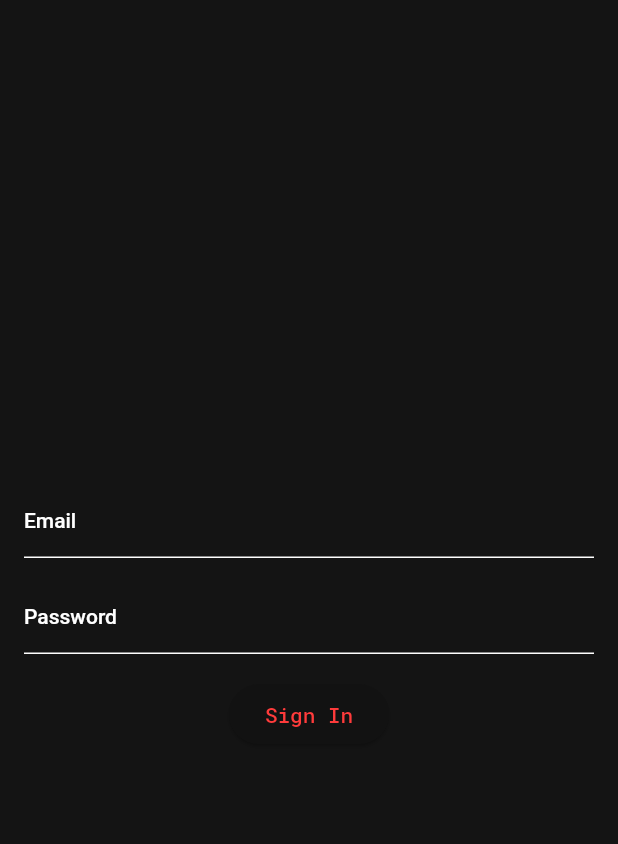
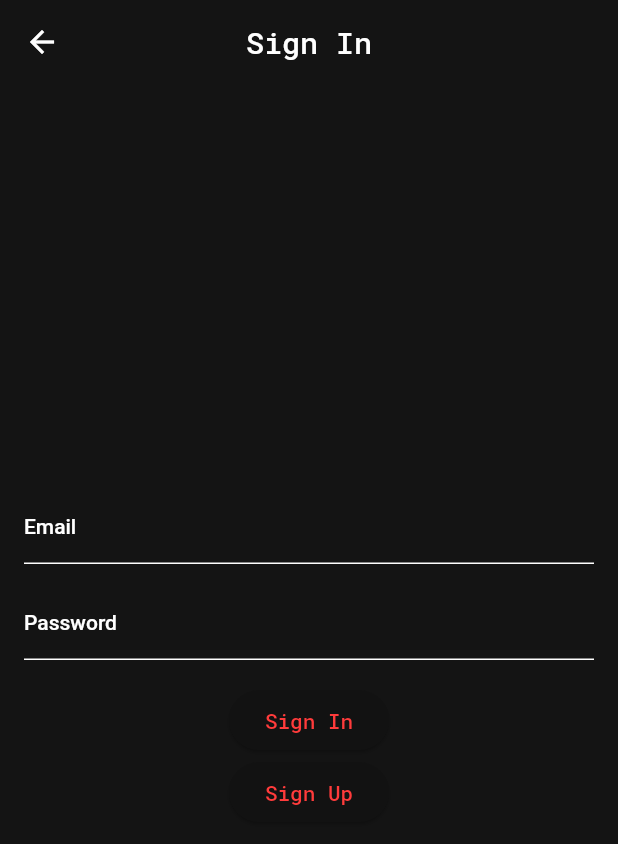
Before and after one commit to Anechaev06/LaunchOff, a Flutter app: the SignInScreen screen opened directly, on a phone screen of 412 x 824 dp. Shown: the top 844 px of the screen. Run offline on Flutter 3.47's test engine with Material 2 defaults, Android fonts, the phone set to English and light mode, and no system bars; our stand-ins replace firebase_auth, firebase_core, flutter_bloc, get_it, google_fonts; accounts and stored records are empty.

Commit message:
sign up and code refactoring

```diff
--- a/lib/src/app.dart
+++ b/lib/src/app.dart
@@ -1,6 +1,5 @@
 import 'package:flutter/material.dart';
 import 'package:launchoff/src/core/core.dart';
-import 'package:launchoff/src/features/navigation/navigation.dart';
 
 class App extends StatelessWidget {
   const App({super.key});
@@ -11,8 +10,8 @@ class App extends StatelessWidget {
       debugShowCheckedModeBanner: false,
       initialRoute: '/',
       onGenerateRoute: AppRoutes.onGenerateRoute,
+      routes: AppRoutes.routes,
       theme: AppTheme.theme,
-      home: const NavigationScreen(),
     );
   }
 }
--- a/lib/src/core/routes/app_routes.dart
+++ b/lib/src/core/routes/app_routes.dart
@@ -6,7 +6,7 @@ class AppRoutes {
   static final Map<String, WidgetBuilder> routes = {
     '/': (_) => const NavigationScreen(),
     '/signIn': (_) => SignInScreen(),
-    '/signUp': (_) => const SignUpScreen(),
+    '/signUp': (_) => SignUpScreen(),
     '/profile': (_) => const ProfileScreen(),
   };
 
--- a/lib/src/core/themes/app_theme.dart
+++ b/lib/src/core/themes/app_theme.dart
@@ -10,8 +10,11 @@ class AppTheme {
       primary: AppColors.primaryColor,
       background: AppColors.bgColor,
     ),
-    textTheme: GoogleFonts.robotoMonoTextTheme()
-        .copyWith(bodyLarge: const TextStyle(color: Colors.grey)),
+    textTheme: GoogleFonts.robotoMonoTextTheme().copyWith(
+      bodyLarge: const TextStyle(color: Colors.white),
+      bodyMedium: const TextStyle(color: Colors.white),
+      bodySmall: const TextStyle(color: Colors.white),
+    ),
     appBarTheme: appBarTheme,
     bottomNavigationBarTheme: bottomNavigationBarThemeData,
   );
--- a/lib/src/features/auth/domain/entities/user_entity.dart
+++ b/lib/src/features/auth/domain/entities/user_entity.dart
@@ -1,6 +1,7 @@
 class UserEntity {
   final String id;
   final String email;
+  final String name;
 
-  UserEntity({required this.id, required this.email});
+  UserEntity({required this.id, required this.email, this.name = ''});
 }
--- a/lib/src/features/auth/domain/repository/auth_repository.dart
+++ b/lib/src/features/auth/domain/repository/auth_repository.dart
@@ -2,6 +2,7 @@ import 'package:launchoff/src/features/auth/auth.dart';
 
 abstract class AuthRepository {
   Future<UserEntity> signIn(String email, String password);
-  Future<bool> isAuthenticated();
   Future<void> signOut();
+  Future<UserEntity?> getCurrentUser();
+  Future<UserEntity> signUp(String email, String password, String name);
 }
--- a/lib/src/features/auth/presentation/bloc/auth_event.dart
+++ b/lib/src/features/auth/presentation/bloc/auth_event.dart
@@ -3,8 +3,16 @@ abstract class AuthEvent {}
 class SignInEvent extends AuthEvent {
   final String email;
   final String password;
-
   SignInEvent(this.email, this.password);
 }
 
 class SignOutEvent extends AuthEvent {}
+
+class LoadUserEvent extends AuthEvent {}
+
+class SignUpEvent extends AuthEvent {
+  final String email;
+  final String password;
+  final String name;
+  SignUpEvent(this.email, this.password, this.name);
+}
--- a/lib/src/features/auth/presentation/bloc/auth_state.dart
+++ b/lib/src/features/auth/presentation/bloc/auth_state.dart
@@ -1,16 +1,15 @@
+import '../../auth.dart';
+
 abstract class AuthState {}
 
 class Unauthenticated extends AuthState {}
 
 class Authenticated extends AuthState {
-  final String id;
-  final String email;
-
-  Authenticated(this.id, this.email);
+  final UserEntity user;
+  Authenticated(this.user);
 }
 
 class AuthenticationError extends AuthState {
   final String error;
-
   AuthenticationError(this.error);
 }
--- a/lib/src/features/auth/presentation/screens/auth_screen.dart
+++ b/lib/src/features/auth/presentation/screens/auth_screen.dart
@@ -9,7 +9,10 @@ class AuthScreen extends StatelessWidget {
   Widget build(BuildContext context) {
     return BlocBuilder<AuthBloc, AuthState>(
       builder: (context, state) {
-        return state is Authenticated ? const ProfileScreen() : SignInScreen();
+        if (state is Authenticated) {
+          return const ProfileScreen();
+        }
+        return SignInScreen();
       },
     );
   }
--- a/lib/src/features/auth/presentation/screens/sign_in_screen.dart
+++ b/lib/src/features/auth/presentation/screens/sign_in_screen.dart
@@ -1,16 +1,20 @@
 import 'package:flutter/material.dart';
 import 'package:flutter_bloc/flutter_bloc.dart';
-import '../../auth.dart';
+import '../../auth.dart'; // Import your AuthBloc or related classes here
 
 class SignInScreen extends StatelessWidget {
   final TextEditingController emailController = TextEditingController();
   final TextEditingController passwordController = TextEditingController();
 
-  SignInScreen({super.key});
+  SignInScreen({Key? key}) : super(key: key); // Corrected the key syntax
 
   @override
   Widget build(BuildContext context) {
-    return Padding(
+    return Scaffold(
+      appBar: AppBar(
+        title: const Text('Sign In'),
+      ),
+      body: Padding(
         padding: const EdgeInsets.all(16.0),
         child: Column(
           mainAxisAlignment: MainAxisAlignment.center,
@@ -35,7 +39,14 @@ class SignInScreen extends StatelessWidget {
               },
               child: const Text('Sign In'),
             ),
+            ElevatedButton(
+              onPressed: () {
+                Navigator.pushNamed(context, '/signUp');
+              },
+              child: const Text('Sign Up'),
+            ),
           ],
+        ),
       ),
     );
   }
```
Also changed, not shown: lib/src/features/auth/data/repository/auth_repository_impl.dart (+29 -1 lines), lib/src/features/auth/presentation/bloc/auth_bloc.dart (+24 -1 lines), lib/src/features/auth/presentation/screens/profile_screen.dart (+25 -1 lines), lib/src/features/auth/presentation/screens/sign_up_screen.dart (+44 -2 lines). Lines whose indentation alone changed are shown as unchanged.
